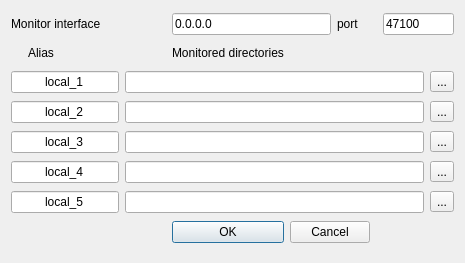
First picture: the form in src/gui/runs.ui, repository LeCAD-PEG/SOLPS-GUI, before the edit.
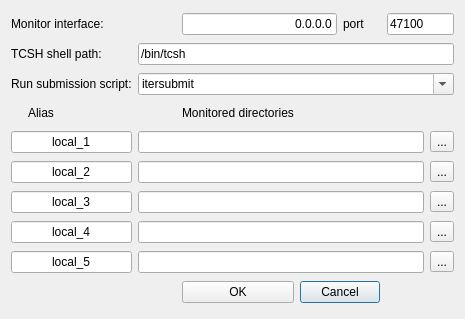
Second picture: the form after the edit.

Commit message: Configure run submission script

Patch:
```diff
--- a/src/gui/runs.ui
+++ b/src/gui/runs.ui
@@ -10,7 +10,7 @@
     <x>0</x>
     <y>0</y>
     <width>465</width>
-    <height>263</height>
+    <height>319</height>
    </rect>
   </property>
   <property name="sizePolicy">
@@ -23,120 +23,7 @@
    <string>Monitored &quot;runs&quot; directories</string>
   </property>
   <layout class="QGridLayout" name="gridLayout">
-   <item row="0" column="0" colspan="2">
-    <widget class="QLabel" name="label">
-     <property name="text">
-      <string>Monitor interface</string>
-     </property>
-    </widget>
-   </item>
-   <item row="4" column="0">
-    <widget class="QLineEdit" name="lineEdit_alias3">
-     <property name="minimumSize">
-      <size>
-       <width>10</width>
-       <height>0</height>
-      </size>
-     </property>
-     <property name="maximumSize">
-      <size>
-       <width>250</width>
-       <height>16777215</height>
-      </size>
-     </property>
-     <property name="baseSize">
-      <size>
-       <width>0</width>
-       <height>0</height>
-      </size>
-     </property>
-     <property name="text">
-      <string>local_3</string>
-     </property>
-     <property name="alignment">
-      <set>Qt::AlignCenter</set>
-     </property>
-    </widget>
-   </item>
-   <item row="4" column="6">
-    <widget class="QToolButton" name="toolButtonView3">
-     <property name="text">
-      <string>...</string>
-     </property>
-    </widget>
-   </item>
-   <item row="5" column="0">
-    <widget class="QLineEdit" name="lineEdit_alias4">
-     <property name="minimumSize">
-      <size>
-       <width>10</width>
-       <height>0</height>
-      </size>
-     </property>
-     <property name="maximumSize">
-      <size>
-       <width>250</width>
-       <height>16777215</height>
-      </size>
-     </property>
-     <property name="text">
-      <string>local_4</string>
-     </property>
-     <property name="alignment">
-      <set>Qt::AlignCenter</set>
-     </property>
-    </widget>
-   </item>
-   <item row="5" column="1" colspan="5">
-    <widget class="QLineEdit" name="lineEdit_rundir4"/>
-   </item>
-   <item row="5" column="6">
-    <widget class="QToolButton" name="toolButtonView4">
-     <property name="text">
-      <string>...</string>
-     </property>
-    </widget>
-   </item>
-   <item row="6" column="0">
-    <widget class="QLineEdit" name="lineEdit_alias5">
-     <property name="minimumSize">
-      <size>
-       <width>10</width>
-       <height>0</height>
-      </size>
-     </property>
-     <property name="maximumSize">
-      <size>
-       <width>250</width>
-       <height>16777215</height>
-      </size>
-     </property>
-     <property name="text">
-      <string>local_5</string>
-     </property>
-     <property name="alignment">
-      <set>Qt::AlignCenter</set>
-     </property>
-    </widget>
-   </item>
-   <item row="6" column="1" colspan="5">
-    <widget class="QLineEdit" name="lineEdit_rundir5"/>
-   </item>
-   <item row="6" column="6">
-    <widget class="QToolButton" name="toolButtonView5">
-     <property name="text">
-      <string>...</string>
-     </property>
-    </widget>
-   </item>
-   <item row="7" column="2">
-    <widget class="QPushButton" name="pushButton_OK">
-     <property name="text">
-      <string>OK</string>
-     </property>
-    </widget>
-   </item>
-   <item row="7" column="3" colspan="3">
+   <item row="11" column="3" colspan="3">
     <widget class="QPushButton" name="pushButton_Cancel">
      <property name="maximumSize">
       <size>
@@ -149,17 +36,77 @@
      </property>
     </widget>
    </item>
+   <item row="9" column="1" colspan="5">
+    <widget class="QLineEdit" name="lineEdit_rundir4"/>
+   </item>
+   <item row="10" column="1" colspan="5">
+    <widget class="QLineEdit" name="lineEdit_rundir5"/>
+   </item>
+   <item row="0" column="0" colspan="2">
+    <widget class="QLabel" name="label">
+     <property name="text">
+      <string>Monitor interface:</string>
+     </property>
+     <property name="textInteractionFlags">
+      <set>Qt::LinksAccessibleByMouse|Qt::TextEditable</set>
+     </property>
+    </widget>
+   </item>
+   <item row="10" column="0">
+    <widget class="QLineEdit" name="lineEdit_alias5">
+     <property name="minimumSize">
+      <size>
+       <width>10</width>
+       <height>0</height>
+      </size>
+     </property>
+     <property name="maximumSize">
+      <size>
+       <width>250</width>
+       <height>16777215</height>
+      </size>
+     </property>
+     <property name="text">
+      <string>local_5</string>
+     </property>
+     <property name="alignment">
+      <set>Qt::AlignCenter</set>
+     </property>
+    </widget>
+   </item>
+   <item row="7" column="6">
+    <widget class="QToolButton" name="toolButtonView2">
+     <property name="text">
+      <string>...</string>
+     </property>
+    </widget>
+   </item>
+   <item row="5" column="2">
+    <widget class="QLabel" name="label_2">
+     <property name="maximumSize">
+      <size>
+       <width>200</width>
+       <height>30</height>
+      </size>
+     </property>
+     <property name="text">
+      <string>Monitored directories</string>
+     </property>
+    </widget>
+   </item>
    <item row="0" column="2" colspan="2">
     <widget class="QLineEdit" name="lineEdit_monitor_interface">
+     <property name="layoutDirection">
+      <enum>Qt::LeftToRight</enum>
+     </property>
      <property name="text">
       <string>0.0.0.0</string>
      </property>
-    </widget>
-   </item>
-   <item row="0" column="5" colspan="2">
-    <widget class="QLineEdit" name="lineEdit_monitor_port">
-     <property name="text">
-      <string>47100</string>
+     <property name="maxLength">
+      <number>100</number>
+     </property>
+     <property name="alignment">
+      <set>Qt::AlignRight|Qt::AlignTrailing|Qt::AlignVCenter</set>
      </property>
     </widget>
    </item>
@@ -170,7 +117,108 @@
      </property>
     </widget>
    </item>
-   <item row="1" column="0">
+   <item row="0" column="5" colspan="2">
+    <widget class="QLineEdit" name="lineEdit_monitor_port">
+     <property name="text">
+      <string>47100</string>
+     </property>
+    </widget>
+   </item>
+   <item row="9" column="0">
+    <widget class="QLineEdit" name="lineEdit_alias4">
+     <property name="minimumSize">
+      <size>
+       <width>10</width>
+       <height>0</height>
+      </size>
+     </property>
+     <property name="maximumSize">
+      <size>
+       <width>250</width>
+       <height>16777215</height>
+      </size>
+     </property>
+     <property name="text">
+      <string>local_4</string>
+     </property>
+     <property name="alignment">
+      <set>Qt::AlignCenter</set>
+     </property>
+    </widget>
+   </item>
+   <item row="8" column="6">
+    <widget class="QToolButton" name="toolButtonView3">
+     <property name="text">
+      <string>...</string>
+     </property>
+    </widget>
+   </item>
+   <item row="6" column="1" colspan="5">
+    <widget class="QLineEdit" name="lineEdit_rundir1">
+     <property name="sizePolicy">
+      <sizepolicy hsizetype="Expanding" vsizetype="Fixed">
+       <horstretch>5</horstretch>
+       <verstretch>0</verstretch>
+      </sizepolicy>
+     </property>
+     <property name="text">
+      <string/>
+     </property>
+    </widget>
+   </item>
+   <item row="11" column="2">
+    <widget class="QPushButton" name="pushButton_OK">
+     <property name="text">
+      <string>OK</string>
+     </property>
+    </widget>
+   </item>
+   <item row="9" column="6">
+    <widget class="QToolButton" name="toolButtonView4">
+     <property name="text">
+      <string>...</string>
+     </property>
+    </widget>
+   </item>
+   <item row="10" column="6">
+    <widget class="QToolButton" name="toolButtonView5">
+     <property name="text">
+      <string>...</string>
+     </property>
+    </widget>
+   </item>
+   <item row="8" column="0">
+    <widget class="QLineEdit" name="lineEdit_alias3">
+     <property name="minimumSize">
+      <size>
+       <width>10</width>
+       <height>0</height>
+      </size>
+     </property>
+     <property name="maximumSize">
+      <size>
+       <width>250</width>
+       <height>16777215</height>
+      </size>
+     </property>
+     <property name="baseSize">
+      <size>
+       <width>0</width>
+       <height>0</height>
+      </size>
+     </property>
+     <property name="text">
+      <string>local_3</string>
+     </property>
+     <property name="alignment">
+      <set>Qt::AlignCenter</set>
+     </property>
+    </widget>
+   </item>
+   <item row="8" column="1" colspan="5">
+    <widget class="QLineEdit" name="lineEdit_rundir3"/>
+   </item>
+   <item row="5" column="0">
     <widget class="QLabel" name="label_3">
      <property name="maximumSize">
       <size>
@@ -189,7 +237,7 @@
      </property>
     </widget>
    </item>
-   <item row="2" column="0">
+   <item row="6" column="0">
     <widget class="QLineEdit" name="lineEdit_alias1">
      <property name="sizePolicy">
       <sizepolicy hsizetype="Expanding" vsizetype="Fixed">
@@ -223,30 +271,17 @@
      </property>
     </widget>
    </item>
-   <item row="4" column="1" colspan="5">
-    <widget class="QLineEdit" name="lineEdit_rundir3"/>
+   <item row="7" column="1" colspan="5">
+    <widget class="QLineEdit" name="lineEdit_rundir2"/>
    </item>
-   <item row="2" column="1" colspan="5">
-    <widget class="QLineEdit" name="lineEdit_rundir1">
-     <property name="sizePolicy">
-      <sizepolicy hsizetype="Expanding" vsizetype="Fixed">
-       <horstretch>5</horstretch>
-       <verstretch>0</verstretch>
-      </sizepolicy>
-     </property>
-     <property name="text">
-      <string/>
-     </property>
-    </widget>
-   </item>
-   <item row="2" column="6">
+   <item row="6" column="6">
     <widget class="QToolButton" name="toolButtonView1">
      <property name="text">
       <string>...</string>
      </property>
     </widget>
    </item>
-   <item row="3" column="0">
+   <item row="7" column="0">
     <widget class="QLineEdit" name="lineEdit_alias2">
      <property name="minimumSize">
       <size>
@@ -268,26 +303,61 @@
      </property>
     </widget>
    </item>
-   <item row="3" column="1" colspan="5">
-    <widget class="QLineEdit" name="lineEdit_rundir2"/>
+   <item row="1" column="0">
+    <widget class="QLabel" name="label_5">
+     <property name="text">
+      <string>TCSH shell path:</string>
+     </property>
+    </widget>
    </item>
-   <item row="3" column="6">
-    <widget class="QToolButton" name="toolButtonView2">
+   <item row="2" column="0">
+    <widget class="QLabel" name="label_6">
      <property name="text">
-      <string>...</string>
+      <string>Run submission script:</string>
      </property>
     </widget>
    </item>
-   <item row="1" column="2">
-    <widget class="QLabel" name="label_2">
-     <property name="maximumSize">
-      <size>
-       <width>200</width>
-       <height>30</height>
-      </size>
+   <item row="2" column="1" colspan="6">
+    <widget class="QComboBox" name="comboBox">
+     <property name="editable">
+      <bool>true</bool>
      </property>
+     <item>
+      <property name="text">
+       <string>itersubmit</string>
+      </property>
+     </item>
+     <item>
+      <property name="text">
+       <string>itmsubmit</string>
+      </property>
+     </item>
+     <item>
+      <property name="text">
+       <string>jetsubmit</string>
+      </property>
+     </item>
+     <item>
+      <property name="text">
+       <string extracomment="Local submission script that puts nohup batch job">localsubmit</string>
+      </property>
+     </item>
+     <item>
+      <property name="text">
+       <string>sgesubmit</string>
+      </property>
+     </item>
+     <item>
+      <property name="text">
+       <string/>
+      </property>
+     </item>
+    </widget>
+   </item>
+   <item row="1" column="1" colspan="6">
+    <widget class="QLineEdit" name="lineEdit">
      <property name="text">
-      <string>Monitored directories</string>
+      <string>/bin/tcsh</string>
      </property>
     </widget>
    </item>
```
Left out of the diff: 2 changed lines with no effect on the pictures. The commit also changes 3 other files.
